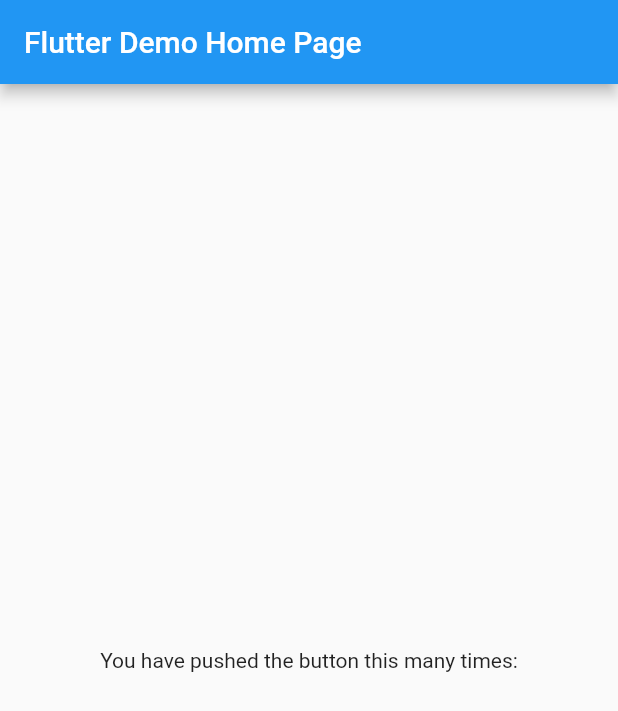
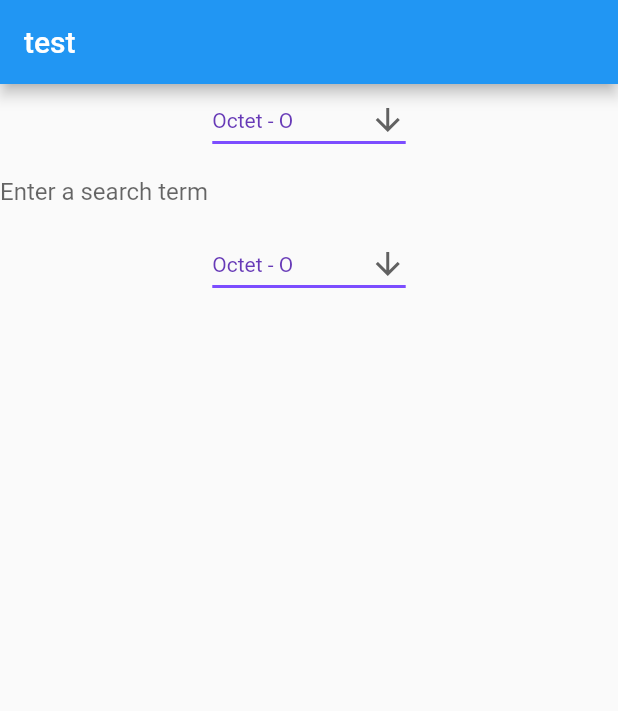
Before and after one commit to CedricLphn/flutter_week, a Flutter app: the screen it shows after launch, on a phone screen of 412 x 824 dp. Shown: the top 711 px of the screen. Run offline on Flutter 3.47's test engine with Material 2 defaults, Android fonts, the phone set to English and light mode, and no system bars.

Commit message:
Feature : Starting user story one

```diff
--- a/musicweek/lib/main.dart
+++ b/musicweek/lib/main.dart
@@ -1,6 +1,23 @@
 import 'package:flutter/material.dart';
+import 'package:musicweek/views/bytes_converter.dart';
 import 'package:musicweek/views/home.dart';
 
 void main() {
-  runApp(Home());
+  runApp(MyApp());
 }
+
+class MyApp extends StatelessWidget {
+  // This widget is the root of your application.
+  @override
+  Widget build(BuildContext context) {
+    return MaterialApp(
+      title: 'Flutter Demo',
+      theme: ThemeData(
+        primarySwatch: Colors.blue,
+        visualDensity: VisualDensity.adaptivePlatformDensity,
+      ),
+      debugShowCheckedModeBanner: false,
+      home: BytesConvert(),
+    );
+  }
+}
--- /dev/null
+++ b/musicweek/lib/views/bytes_converter.dart
@@ -0,0 +1,87 @@
+import 'package:flutter/material.dart';
+
+class BytesConvert extends StatefulWidget {
+  @override
+  _BytesConvertState createState() => _BytesConvertState();
+}
+
+class _BytesConvertState extends State<BytesConvert> {
+  String dropdownValue = 'Octet - O';
+
+  @override
+  Widget build(BuildContext context) {
+    return Scaffold(
+        appBar: AppBar(title: Text("test")),
+        body: Container(
+          child: Column(children: <Widget>[
+            Column(
+              children: [
+                DropdownButton<String>(
+                  value: dropdownValue,
+                  icon: Icon(Icons.arrow_downward),
+                  iconSize: 24,
+                  elevation: 16,
+                  style: TextStyle(color: Colors.deepPurple),
+                  underline: Container(
+                    height: 2,
+                    color: Colors.deepPurpleAccent,
+                  ),
+                  onChanged: (String newValue) {
+                    setState(() {
+                      dropdownValue = newValue;
+                    });
+                  },
+                  items: <String>[
+                    'Octet - O',
+                    'Kilooctet – KO',
+                    'Mégaoctet – MO',
+                    'Gigaoctet - GO',
+                    ' Téraoctet – TO',
+                    ' Pétaoctet – PO'
+                  ].map<DropdownMenuItem<String>>((String value) {
+                    return DropdownMenuItem<String>(
+                      value: value,
+                      child: Text(value),
+                    );
+                  }).toList(),
+                ),
+                TextField(
+                  decoration: InputDecoration(
+                      border: InputBorder.none,
+                      hintText: 'Enter a search term'),
+                )
+              ],
+            ),
+            DropdownButton<String>(
+              value: dropdownValue,
+              icon: Icon(Icons.arrow_downward),
+              iconSize: 24,
+              elevation: 16,
+              style: TextStyle(color: Colors.deepPurple),
+              underline: Container(
+                height: 2,
+                color: Colors.deepPurpleAccent,
+              ),
+              onChanged: (String newValue) {
+                setState(() {
+                  dropdownValue = newValue;
+                });
+              },
+              items: <String>[
+                'Octet - O',
+                'Kilooctet – KO',
+                'Mégaoctet – MO',
+                'Gigaoctet - GO',
+                ' Téraoctet – TO',
+                ' Pétaoctet – PO'
+              ].map<DropdownMenuItem<String>>((String value) {
+                return DropdownMenuItem<String>(
+                  value: value,
+                  child: Text(value),
+                );
+              }).toList(),
+            )
+          ]),
+        ));
+  }
+}
```
Also changed, not shown: 6 other files.
